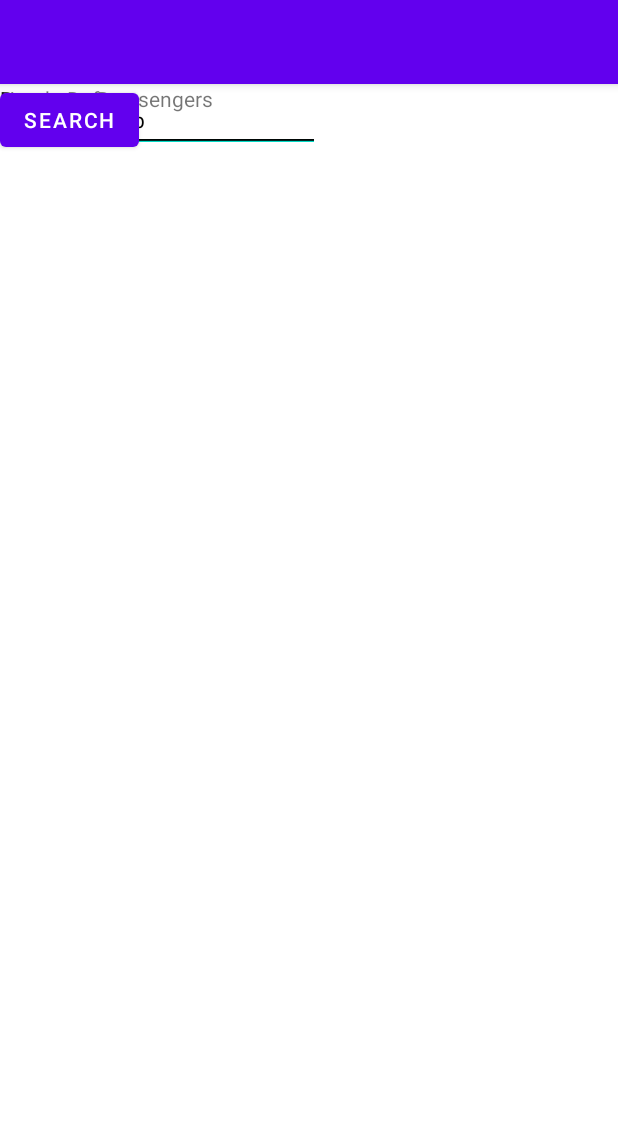
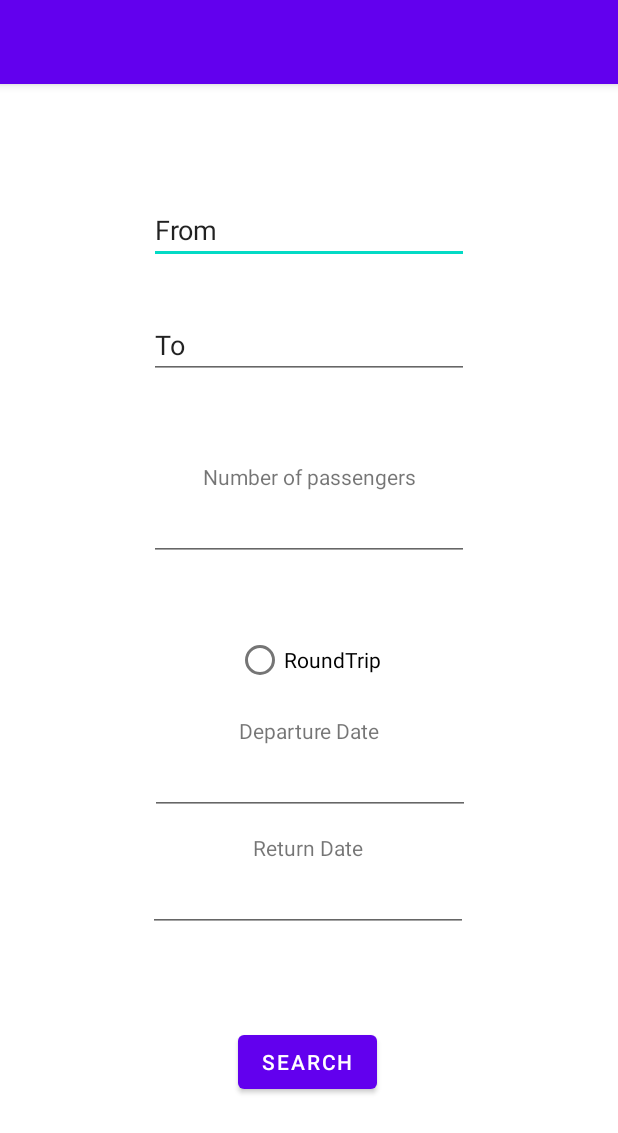
Before and after one commit to Kawaban/TripManager, an Android app: the FlixBusSearchActivity screen opened directly, with no data from a screen before it, on a phone screen of 412 x 824 dp. Shown: the top 1133 px of the screen. Run offline under Robolectric (Android 15) with nearby library versions, the light colour scheme and no system bars; our stand-ins replace Room's generated code.

Commit message:
fixed TableView bugs

```diff
--- a/app/src/main/java/com/example/tripmanager/flixbusactivity/FlixBusResultsActivity.java
+++ b/app/src/main/java/com/example/tripmanager/flixbusactivity/FlixBusResultsActivity.java
@@ -25,7 +25,7 @@ public class FlixBusResultsActivity extends AppCompatActivity{
         setContentView(R.layout.activity_flixbus_results);
         tableView = findViewById(R.id.tableView);
         tableView.setColumnCount(5);
-        ArrayList<ResponseDTO> result = savedInstanceState.getParcelableArrayList("responses");
+        ArrayList<ResponseDTO> result = getIntent().getExtras().getParcelableArrayList("responses");
         tableView.setHeaderAdapter(new ResponceTableHeaderAdapter(this));
         tableView.setDataAdapter(new ResponceTableDataAdapter(this, result));
     }
--- a/app/src/main/java/com/example/tripmanager/flixbusactivity/FlixBusSearchActivity.java
+++ b/app/src/main/java/com/example/tripmanager/flixbusactivity/FlixBusSearchActivity.java
@@ -18,7 +18,7 @@ import java.util.ArrayList;
 import java.util.concurrent.ExecutionException;
 
 public class FlixBusSearchActivity extends AppCompatActivity {
-    private final FlixBusAPIController flixBusAPIController=new FlixBusAPIController(getApplicationContext());
+    private FlixBusAPIController flixBusAPIController;
     private Button searchButton;
     private EditText fromText;
     private EditText toText;
@@ -29,6 +29,7 @@ public class FlixBusSearchActivity extends AppCompatActivity {
     @Override
     public void onCreate(Bundle savedInstanceState) {
         super.onCreate(savedInstanceState);
+        flixBusAPIController=new FlixBusAPIController(getApplicationContext());
         setContentView(R.layout.activity_flixbus_search);
         searchButton = findViewById(R.id.buttonSearch);
         fromText = findViewById(R.id.editTextFrom);
@@ -42,6 +43,9 @@ public class FlixBusSearchActivity extends AppCompatActivity {
             RequestDTO requestDTO = new RequestDTO(fromText.getText().toString(), toText.getText().toString(), departureDateText.getText().toString(), Integer.parseInt(numberText.getText().toString()), RoundTripRadioButton.isChecked(), returnDateText.getText().toString());
             try{
                ArrayList<ResponseDTO> responseDTOS = flixBusAPIController.execute(requestDTO).get();
+                /*ArrayList<ResponseDTO> responseDTOS = new ArrayList<>();
+                responseDTOS.add(new ResponseDTO("Berlin", "Munich", "12:00", "15:00", "20", "3:00", "https://www.flixbus.de", 0));
+                responseDTOS.add(new ResponseDTO("Munich", "Berlin", "15:00", "15:00", "20", "3:00", "https://www.flixbus.de", 0));*/
                Intent intent = new Intent(this, FlixBusResultsActivity.class);
                intent.putParcelableArrayListExtra("responses", responseDTOS);
                startActivity(intent);
--- a/app/src/main/res/layout/activity_flixbus_search.xml
+++ b/app/src/main/res/layout/activity_flixbus_search.xml
@@ -12,8 +12,11 @@
         android:ems="10"
         android:inputType="text"
         android:text="From"
-        tools:layout_editor_absoluteX="100dp"
-        tools:layout_editor_absoluteY="94dp" />
+        app:layout_constraintBottom_toBottomOf="parent"
+        app:layout_constraintEnd_toEndOf="parent"
+        app:layout_constraintStart_toStartOf="parent"
+        app:layout_constraintTop_toTopOf="parent"
+        app:layout_constraintVertical_bias="0.103" />
 
     <EditText
         android:id="@+id/editTextTo"
@@ -22,16 +25,21 @@
         android:ems="10"
         android:inputType="text"
         android:text="To"
-        tools:layout_editor_absoluteX="100dp"
-        tools:layout_editor_absoluteY="174dp" />
+        app:layout_constraintBottom_toBottomOf="parent"
+        app:layout_constraintEnd_toEndOf="parent"
+        app:layout_constraintStart_toStartOf="parent"
+        app:layout_constraintTop_toTopOf="parent"
+        app:layout_constraintVertical_bias="0.209" />
 
     <RadioButton
         android:id="@+id/radioButtonRoundTrip"
         android:layout_width="wrap_content"
         android:layout_height="wrap_content"
         android:text="RoundTrip"
-        tools:layout_editor_absoluteX="98dp"
-        tools:layout_editor_absoluteY="330dp" />
+        app:layout_constraintBottom_toBottomOf="parent"
+        app:layout_constraintEnd_toEndOf="parent"
+        app:layout_constraintStart_toStartOf="parent"
+        app:layout_constraintTop_toTopOf="parent" />
 
     <EditText
         android:id="@+id/editTextDateReturn"
@@ -39,8 +47,12 @@
         android:layout_height="wrap_content"
         android:ems="10"
         android:inputType="date"
-        tools:layout_editor_absoluteX="100dp"
-        tools:layout_editor_absoluteY="487dp" />
+        app:layout_constraintBottom_toBottomOf="parent"
+        app:layout_constraintEnd_toEndOf="parent"
+        app:layout_constraintHorizontal_bias="0.497"
+        app:layout_constraintStart_toStartOf="parent"
+        app:layout_constraintTop_toTopOf="parent"
+        app:layout_constraintVertical_bias="0.72" />
 
     <EditText
         android:id="@+id/editTextDateDeparture"
@@ -48,32 +60,47 @@
         android:layout_height="wrap_content"
         android:ems="10"
         android:inputType="date"
-        tools:layout_editor_absoluteX="99dp"
-        tools:layout_editor_absoluteY="420dp" />
+        app:layout_constraintBottom_toBottomOf="parent"
+        app:layout_constraintEnd_toEndOf="parent"
+        app:layout_constraintHorizontal_bias="0.502"
+        app:layout_constraintStart_toStartOf="parent"
+        app:layout_constraintTop_toTopOf="parent"
+        app:layout_constraintVertical_bias="0.612" />
 
     <TextView
         android:id="@+id/textView6"
         android:layout_width="wrap_content"
         android:layout_height="wrap_content"
         android:text="Departure Date"
-        tools:layout_editor_absoluteX="157dp"
-        tools:layout_editor_absoluteY="401dp" />
+        app:layout_constraintBottom_toBottomOf="parent"
+        app:layout_constraintEnd_toEndOf="parent"
+        app:layout_constraintStart_toStartOf="parent"
+        app:layout_constraintTop_toTopOf="parent"
+        app:layout_constraintVertical_bias="0.563" />
 
     <Button
         android:id="@+id/buttonSearch"
         android:layout_width="wrap_content"
         android:layout_height="wrap_content"
         android:text="Search"
-        tools:layout_editor_absoluteX="157dp"
-        tools:layout_editor_absoluteY="564dp" />
+        app:layout_constraintBottom_toBottomOf="parent"
+        app:layout_constraintEnd_toEndOf="parent"
+        app:layout_constraintHorizontal_bias="0.496"
+        app:layout_constraintStart_toStartOf="parent"
+        app:layout_constraintTop_toTopOf="parent"
+        app:layout_constraintVertical_bias="0.872" />
 
     <TextView
         android:id="@+id/textViewReturn"
         android:layout_width="wrap_content"
         android:layout_height="wrap_content"
         android:text="Return Date"
-        tools:layout_editor_absoluteX="167dp"
-        tools:layout_editor_absoluteY="468dp" />
+        app:layout_constraintBottom_toBottomOf="parent"
+        app:layout_constraintEnd_toEndOf="parent"
+        app:layout_constraintHorizontal_bias="0.498"
+        app:layout_constraintStart_toStartOf="parent"
+        app:layout_constraintTop_toTopOf="parent"
+        app:layout_constraintVertical_bias="0.667" />
 
     <EditText
         android:id="@+id/editTextNumber"
@@ -81,15 +108,21 @@
         android:layout_height="wrap_content"
         android:ems="10"
         android:inputType="number"
-        tools:layout_editor_absoluteX="102dp"
-        tools:layout_editor_absoluteY="245dp" />
+        app:layout_constraintBottom_toBottomOf="parent"
+        app:layout_constraintEnd_toEndOf="parent"
+        app:layout_constraintStart_toStartOf="parent"
+        app:layout_constraintTop_toTopOf="parent"
+        app:layout_constraintVertical_bias="0.377" />
 
     <TextView
         android:id="@+id/textView7"
         android:layout_width="wrap_content"
         android:layout_height="wrap_content"
         android:text="Number of passengers"
-        tools:layout_editor_absoluteX="134dp"
-        tools:layout_editor_absoluteY="226dp" />
+        app:layout_constraintBottom_toBottomOf="parent"
+        app:layout_constraintEnd_toEndOf="parent"
+        app:layout_constraintStart_toStartOf="parent"
+        app:layout_constraintTop_toTopOf="parent"
+        app:layout_constraintVertical_bias="0.337" />
 
 </androidx.constraintlayout.widget.ConstraintLayout>
```
